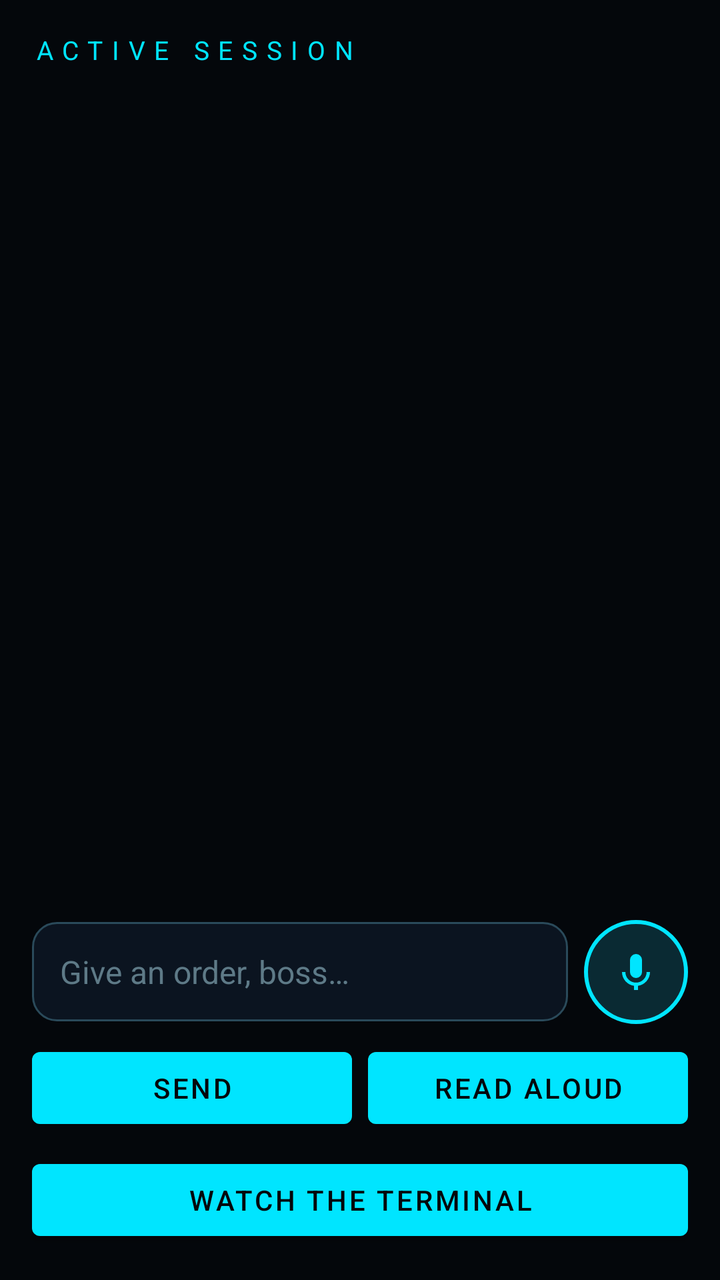
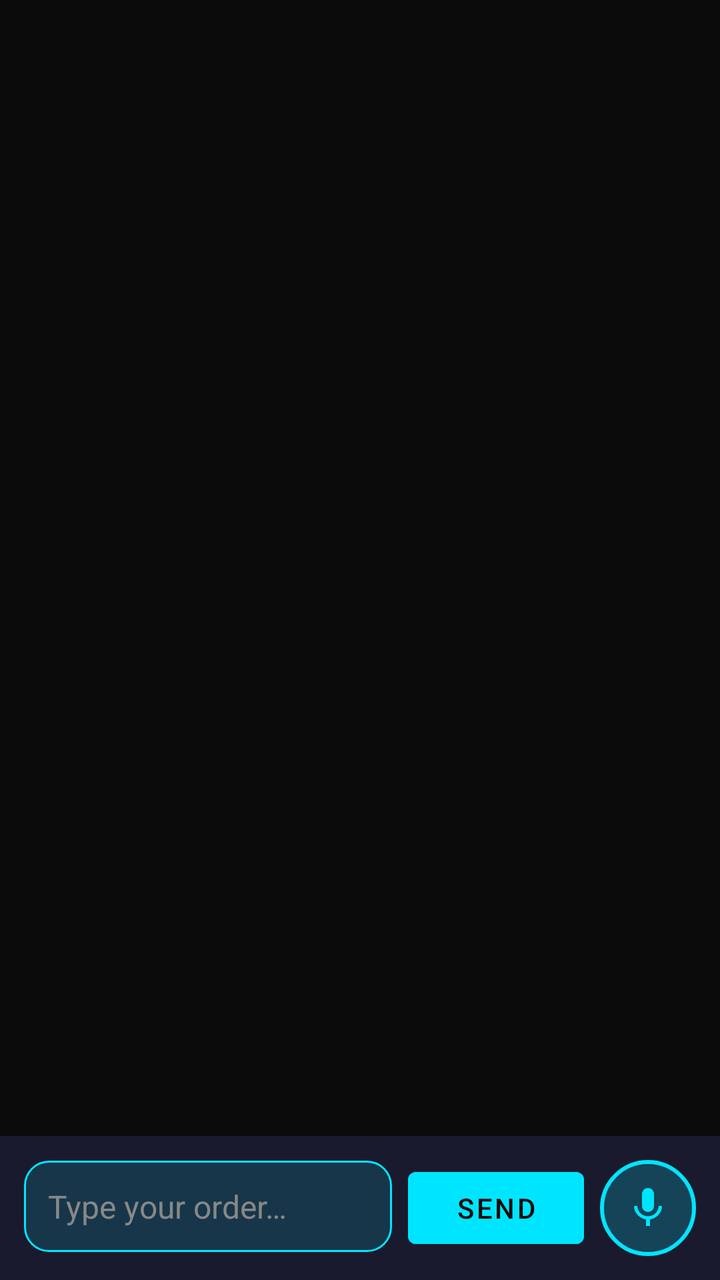

The first picture is an Android layout as it rendered before a commit; the second is the same layout after the commit. The layout source and the unified diff follow.
<!-- AndroidManifest.xml: application theme Theme.Omniscient -->
<!-- res/layout/activity_chat.xml -->
<?xml version="1.0" encoding="utf-8"?>
<LinearLayout xmlns:android="http://schemas.android.com/apk/res/android"
    android:layout_width="match_parent"
    android:layout_height="match_parent"
    android:background="@color/void_black"
    android:orientation="vertical"
    android:padding="16dp">

    <TextView
        style="@style/HudHeader"
        android:layout_width="wrap_content"
        android:layout_height="wrap_content"
        android:text="ACTIVE SESSION" />

    <ScrollView
        android:id="@+id/chatScroll"
        android:layout_width="match_parent"
        android:layout_height="0dp"
        android:layout_marginTop="12dp"
        android:layout_weight="1">

        <LinearLayout
            android:id="@+id/messagesBox"
            android:layout_width="match_parent"
            android:layout_height="wrap_content"
            android:orientation="vertical" />
    </ScrollView>

    <LinearLayout
        android:layout_width="match_parent"
        android:layout_height="wrap_content"
        android:layout_marginTop="12dp"
        android:gravity="center_vertical"
        android:orientation="horizontal">

        <EditText
            android:id="@+id/chatInput"
            android:layout_width="0dp"
            android:layout_height="wrap_content"
            android:layout_weight="1"
            android:background="@drawable/glass_input"
            android:hint="@string/hint_text"
            android:inputType="textMultiLine"
            android:padding="14dp"
            android:textColor="@color/ghost_white"
            android:textColorHint="@color/muted"
            android:textSize="16sp" />

        <ImageButton
            android:id="@+id/chatMic"
            android:layout_width="52dp"
            android:layout_height="52dp"
            android:layout_marginStart="8dp"
            android:background="@drawable/mic_ring"
            android:contentDescription="@string/cd_mic"
            android:padding="13dp"
            android:src="@drawable/ic_mic" />
    </LinearLayout>

    <LinearLayout
        android:layout_width="match_parent"
        android:layout_height="wrap_content"
        android:layout_marginTop="8dp"
        android:orientation="horizontal">

        <Button
            android:id="@+id/chatSend"
            android:layout_width="0dp"
            android:layout_height="wrap_content"
            android:layout_marginEnd="4dp"
            android:layout_weight="1"
            android:text="SEND" />

        <Button
            android:id="@+id/chatSpeak"
            android:layout_width="0dp"
            android:layout_height="wrap_content"
            android:layout_marginStart="4dp"
            android:layout_weight="1"
            android:text="READ ALOUD" />
    </LinearLayout>

    <Button
        android:id="@+id/chatTerminal"
        android:layout_width="match_parent"
        android:layout_height="wrap_content"
        android:layout_marginTop="8dp"
        android:text="WATCH THE TERMINAL" />
</LinearLayout>
<!-- resources referenced by this layout -->
<resources>
  <color name="ghost_white">#D6F4FF</color>
  <color name="muted">#5E7A87</color>
  <color name="void_black">#04070B</color>
  <!-- drawable glass_input (drawable) -->
  <?xml version="1.0" encoding="utf-8"?>
  <shape xmlns:android="http://schemas.android.com/apk/res/android"
      android:shape="rectangle">
      <solid android:color="#0B1420" />
      <stroke android:width="1dp" android:color="@color/glass_edge" />
      <corners android:radius="12dp" />
  </shape>
  <!-- drawable ic_mic (drawable) -->
  <?xml version="1.0" encoding="utf-8"?>
  <vector xmlns:android="http://schemas.android.com/apk/res/android"
      android:width="24dp" android:height="24dp"
      android:viewportWidth="24" android:viewportHeight="24">
      <path android:fillColor="#00E5FF"
          android:pathData="M12,15a3,3 0 0,0 3,-3L15,6a3,3 0 0,0 -6,0v6a3,3 0 0,0 3,3zM17.3,12a5.3,5.3 0 0,1 -10.6,0L5,12a7,7 0 0,0 6,6.9L11,21h2v-2.1A7,7 0 0,0 19,12h-1.7z" />
  </vector>
  <!-- drawable mic_ring (drawable) -->
  <?xml version="1.0" encoding="utf-8"?>
  <shape xmlns:android="http://schemas.android.com/apk/res/android" android:shape="oval">
      <solid android:color="#0A2A33" />
      <stroke android:width="2dp" android:color="@color/arc_cyan" />
  </shape>
  <string name="cd_mic">Voice input</string>
  <string name="hint_text">Give an order, boss…</string>
  <style name="HudHeader">
          <item name="android:textColor">@color/arc_cyan</item>
          <item name="android:letterSpacing">0.35</item>
          <item name="android:textSize">13sp</item>
      </style>
  <style name="Theme.Omniscient" parent="Theme.MaterialComponents.DayNight.NoActionBar">
          <item name="colorPrimary">@color/arc_cyan</item>
          <item name="colorPrimaryVariant">@color/arc_cyan_dim</item>
          <item name="colorOnPrimary">@color/void_black</item>
          <item name="colorSecondary">@color/gold</item>
          <item name="android:colorBackground">@color/void_black</item>
          <item name="colorSurface">@color/panel</item>
          <item name="colorOnSurface">@color/ghost_white</item>
          <item name="android:textColorPrimary">@color/ghost_white</item>
          <item name="android:textColorSecondary">@color/muted</item>
          <item name="android:windowBackground">@color/void_black</item>
          <item name="android:statusBarColor">@color/void_black</item>
          <item name="android:navigationBarColor">@color/void_black</item>
      </style>
  <color name="glass_edge">#2A4A5A</color>
  <color name="arc_cyan">#00E5FF</color>
  <color name="arc_cyan_dim">#0E5A66</color>
  <color name="gold">#FFC857</color>
  <color name="panel">#0A1119</color>
</resources>

<!-- the commit's change to res/layout/activity_chat.xml (unified diff, before → after) -->
@@ -2,88 +2,64 @@
 <LinearLayout xmlns:android="http://schemas.android.com/apk/res/android"
     android:layout_width="match_parent"
     android:layout_height="match_parent"
-    android:background="@color/void_black"
     android:orientation="vertical"
-    android:padding="16dp">
-
-    <TextView
-        style="@style/HudHeader"
-        android:layout_width="wrap_content"
-        android:layout_height="wrap_content"
-        android:text="ACTIVE SESSION" />
+    android:background="@color/void_black">
 
     <ScrollView
         android:id="@+id/chatScroll"
         android:layout_width="match_parent"
         android:layout_height="0dp"
-        android:layout_marginTop="12dp"
-        android:layout_weight="1">
+        android:layout_weight="1"
+        android:fillViewport="true">
 
         <LinearLayout
             android:id="@+id/messagesBox"
             android:layout_width="match_parent"
             android:layout_height="wrap_content"
-            android:orientation="vertical" />
+            android:orientation="vertical"
+            android:padding="16dp" />
+
     </ScrollView>
 
     <LinearLayout
         android:layout_width="match_parent"
         android:layout_height="wrap_content"
-        android:layout_marginTop="12dp"
-        android:gravity="center_vertical"
-        android:orientation="horizontal">
+        android:orientation="horizontal"
+        android:padding="12dp"
+        android:background="@color/glass_bg">
 
         <EditText
             android:id="@+id/chatInput"
             android:layout_width="0dp"
             android:layout_height="wrap_content"
             android:layout_weight="1"
+            android:hint="Type your order…"
+            android:textSize="16sp"
+            android:textColor="@color/text_light"
+            android:textColorHint="@color/text_dim"
             android:background="@drawable/glass_input"
-            android:hint="@string/hint_text"
-            android:inputType="textMultiLine"
-            android:padding="14dp"
-            android:textColor="@color/ghost_white"
-            android:textColorHint="@color/muted"
-            android:textSize="16sp" />
-
-        <ImageButton
-            android:id="@+id/chatMic"
-            android:layout_width="52dp"
-            android:layout_height="52dp"
-            android:layout_marginStart="8dp"
-            android:background="@drawable/mic_ring"
-            android:contentDescription="@string/cd_mic"
-            android:padding="13dp"
-            android:src="@drawable/ic_mic" />
-    </LinearLayout>
-
-    <LinearLayout
-        android:layout_width="match_parent"
-        android:layout_height="wrap_content"
-        android:layout_marginTop="8dp"
-        android:orientation="horizontal">
+            android:padding="12dp"
+            android:inputType="text"
+            android:maxLines="4" />
 
         <Button
             android:id="@+id/chatSend"
-            android:layout_width="0dp"
+            android:layout_width="wrap_content"
             android:layout_height="wrap_content"
-            android:layout_marginEnd="4dp"
-            android:layout_weight="1"
-            android:text="SEND" />
+            android:text="SEND"
+            android:textColor="@color/void_black"
+            android:backgroundTint="@color/cyan"
+            android:layout_marginStart="8dp" />
 
-        <Button
-            android:id="@+id/chatSpeak"
-            android:layout_width="0dp"
-            android:layout_height="wrap_content"
-            android:layout_marginStart="4dp"
-            android:layout_weight="1"
-            android:text="READ ALOUD" />
+        <ImageButton
+            android:id="@+id/chatVoice"
+            android:layout_width="48dp"
+            android:layout_height="48dp"
+            android:layout_marginStart="8dp"
+            android:src="@drawable/ic_mic"
+            android:background="@drawable/mic_ring"
+            android:contentDescription="Voice input" />
+
     </LinearLayout>
 
-    <Button
-        android:id="@+id/chatTerminal"
-        android:layout_width="match_parent"
-        android:layout_height="wrap_content"
-        android:layout_marginTop="8dp"
-        android:text="WATCH THE TERMINAL" />
 </LinearLayout>
<!-- resource entries referenced after the edit -->
@@ -1,55 +1,45 @@
 <!-- resources referenced by this layout -->
 <resources>
-  <color name="ghost_white">#D6F4FF</color>
-  <color name="muted">#5E7A87</color>
-  <color name="void_black">#04070B</color>
+  <color name="cyan">#00E5FF</color>
+  <color name="glass_bg">#1A1A2E</color>
+  <color name="text_dim">#888888</color>
+  <color name="text_light">#E8E8E8</color>
+  <color name="void_black">#0A0A0A</color>
   <!-- drawable glass_input (drawable) -->
   <?xml version="1.0" encoding="utf-8"?>
   <shape xmlns:android="http://schemas.android.com/apk/res/android"
       android:shape="rectangle">
-      <solid android:color="#0B1420" />
-      <stroke android:width="1dp" android:color="@color/glass_edge" />
+      <solid android:color="#2200E5FF" />
+      <stroke android:width="1dp" android:color="#00E5FF" />
       <corners android:radius="12dp" />
   </shape>
   <!-- drawable ic_mic (drawable) -->
   <?xml version="1.0" encoding="utf-8"?>
   <vector xmlns:android="http://schemas.android.com/apk/res/android"
-      android:width="24dp" android:height="24dp"
-      android:viewportWidth="24" android:viewportHeight="24">
-      <path android:fillColor="#00E5FF"
-          android:pathData="M12,15a3,3 0 0,0 3,-3L15,6a3,3 0 0,0 -6,0v6a3,3 0 0,0 3,3zM17.3,12a5.3,5.3 0 0,1 -10.6,0L5,12a7,7 0 0,0 6,6.9L11,21h2v-2.1A7,7 0 0,0 19,12h-1.7z" />
+      android:width="24dp"
+      android:height="24dp"
+      android:viewportWidth="24"
+      android:viewportHeight="24">
+      <path
+          android:fillColor="#00E5FF"
+          android:pathData="M12,14c1.66,0 2.99,-1.34 2.99,-3L15,5c0,-1.66 -1.34,-3 -3,-3S9,3.34 9,5v6c0,1.66 1.34,3 3,3zM17.3,11c0,3 -2.54,5.1 -5.3,5.1S6.7,14 6.7,11H5c0,3.41 2.72,6.23 6,6.72V21h2v-3.28c3.28,-0.48 6,-3.3 6,-6.72h-1.7z" />
   </vector>
   <!-- drawable mic_ring (drawable) -->
   <?xml version="1.0" encoding="utf-8"?>
-  <shape xmlns:android="http://schemas.android.com/apk/res/android" android:shape="oval">
-      <solid android:color="#0A2A33" />
-      <stroke android:width="2dp" android:color="@color/arc_cyan" />
+  <shape xmlns:android="http://schemas.android.com/apk/res/android"
+      android:shape="oval">
+      <solid android:color="#3300E5FF" />
+      <stroke android:width="2dp" android:color="#00E5FF" />
   </shape>
-  <string name="cd_mic">Voice input</string>
-  <string name="hint_text">Give an order, boss…</string>
-  <style name="HudHeader">
-          <item name="android:textColor">@color/arc_cyan</item>
-          <item name="android:letterSpacing">0.35</item>
-          <item name="android:textSize">13sp</item>
-      </style>
   <style name="Theme.Omniscient" parent="Theme.MaterialComponents.DayNight.NoActionBar">
-          <item name="colorPrimary">@color/arc_cyan</item>
-          <item name="colorPrimaryVariant">@color/arc_cyan_dim</item>
+          <item name="colorPrimary">@color/cyan</item>
+          <item name="colorPrimaryVariant">@color/gold</item>
           <item name="colorOnPrimary">@color/void_black</item>
           <item name="colorSecondary">@color/gold</item>
-          <item name="android:colorBackground">@color/void_black</item>
-          <item name="colorSurface">@color/panel</item>
-          <item name="colorOnSurface">@color/ghost_white</item>
-          <item name="android:textColorPrimary">@color/ghost_white</item>
-          <item name="android:textColorSecondary">@color/muted</item>
           <item name="android:windowBackground">@color/void_black</item>
           <item name="android:statusBarColor">@color/void_black</item>
           <item name="android:navigationBarColor">@color/void_black</item>
       </style>
-  <color name="glass_edge">#2A4A5A</color>
-  <color name="arc_cyan">#00E5FF</color>
-  <color name="arc_cyan_dim">#0E5A66</color>
   <color name="gold">#FFC857</color>
-  <color name="panel">#0A1119</color>
 </resources>
 
